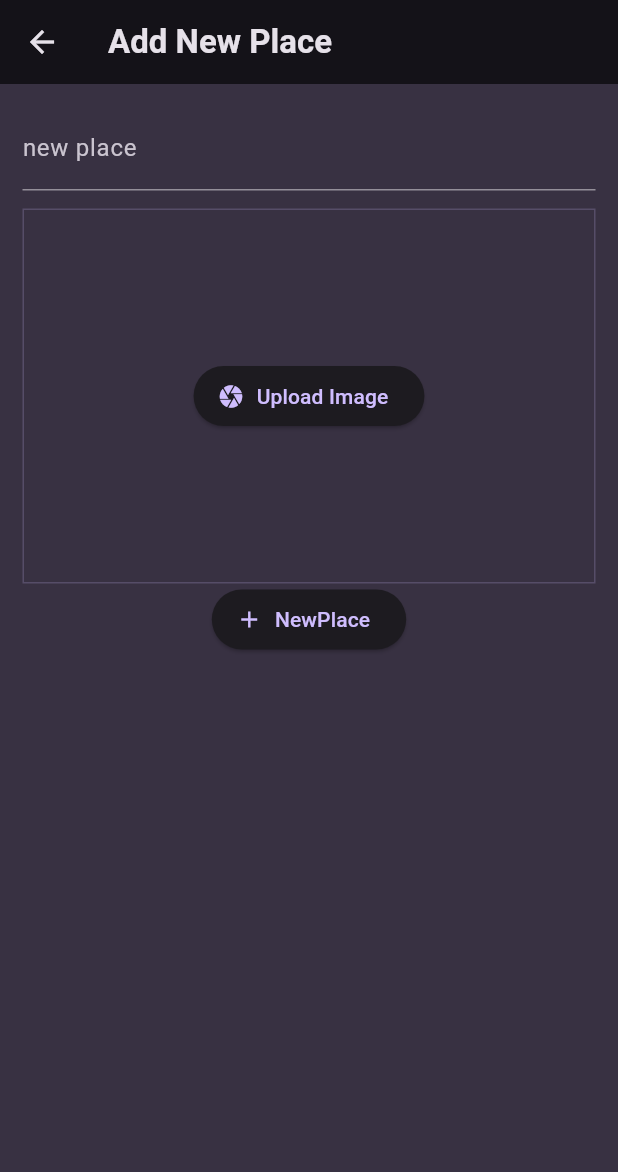
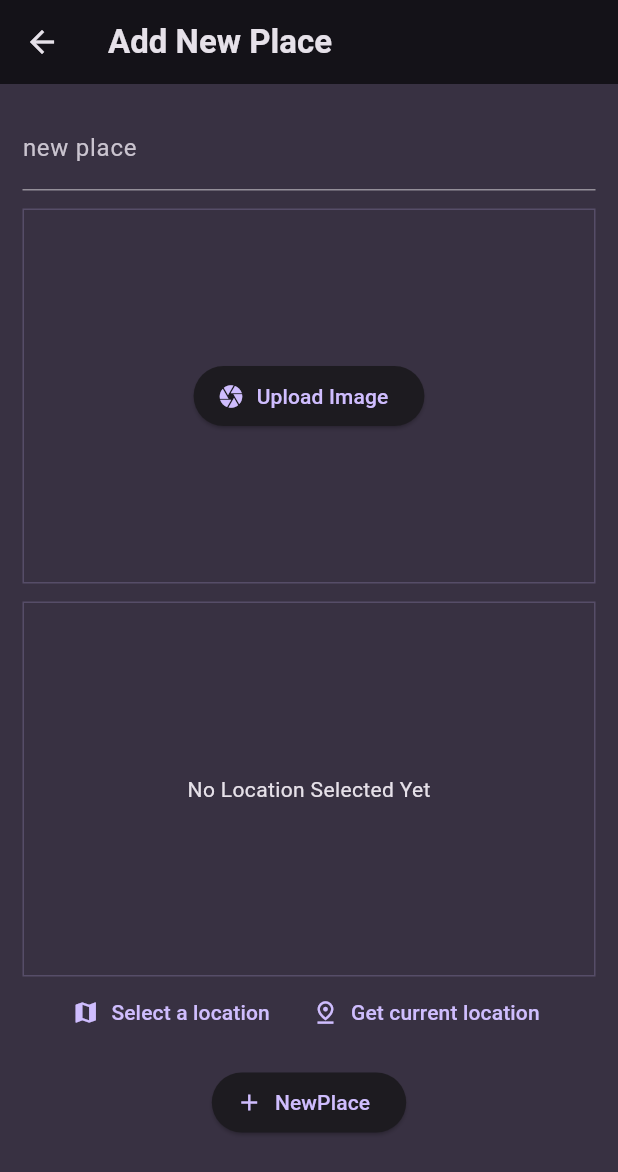
Before and after one commit to Hasan-droid/favorite_places, a Flutter app: the NewPlace screen opened directly, on a phone screen of 412 x 824 dp. Shown: the top 1172 px of the screen. Run offline on Flutter 3.47's test engine with Material 3 defaults, Android fonts, the phone set to English and light mode, and no system bars; our stand-ins replace flutter_riverpod, google_fonts, image_picker, riverpod.

Commit message:
251. Adding the "location" Package & Starting with the "Get Location" Input Widget
1-Design the page

```diff
--- a/lib/screens/new_place.dart
+++ b/lib/screens/new_place.dart
@@ -4,6 +4,7 @@ import 'package:favorite_places/main.dart';
 import 'package:favorite_places/models/place.dart';
 import 'package:favorite_places/providers/user_places.dart';
 import 'package:favorite_places/widgets/input_image.dart';
+import 'package:favorite_places/widgets/location_input.dart';
 import 'package:flutter/material.dart';
 import 'package:flutter_riverpod/flutter_riverpod.dart';
 
@@ -49,6 +50,9 @@ class _NewPlaceState extends ConsumerState<NewPlace> {
                 _image = image;
               },
             ),
+            SizedBox(height: 12),
+            LocationInput(),
+            SizedBox(height: 12),
             ElevatedButton.icon(
               onPressed: savePlace,
               icon: Icon(Icons.add),
--- /dev/null
+++ b/lib/widgets/location_input.dart
@@ -0,0 +1,50 @@
+import 'package:flutter/material.dart';
+
+class LocationInput extends StatefulWidget {
+  const LocationInput({super.key});
+
+  @override
+  State<LocationInput> createState() => _LocationInputState();
+}
+
+class _LocationInputState extends State<LocationInput> {
+  @override
+  Widget build(BuildContext context) {
+    return Column(
+      children: [
+        Container(
+          height: 250,
+          width: double.infinity,
+          decoration: BoxDecoration(
+            border: Border.all(
+              width: 1,
+              color: Theme.of(context).colorScheme.primary.withOpacity(0.2),
+            ),
+          ),
+          alignment: Alignment.center,
+          child: Text(
+            "No Location Selected Yet",
+            style: Theme.of(context).textTheme.bodyMedium!.copyWith(
+              color: Theme.of(context).colorScheme.onBackground,
+            ),
+          ),
+        ),
+        Row(
+          mainAxisAlignment: MainAxisAlignment.center,
+          children: [
+            TextButton.icon(
+              onPressed: () {},
+              icon: Icon(Icons.map),
+              label: Text("Select a location"),
+            ),
+            TextButton.icon(
+              onPressed: () {},
+              icon: Icon(Icons.pin_drop_outlined),
+              label: Text("Get current location"),
+            ),
+          ],
+        ),
+      ],
+    );
+  }
+}
```
